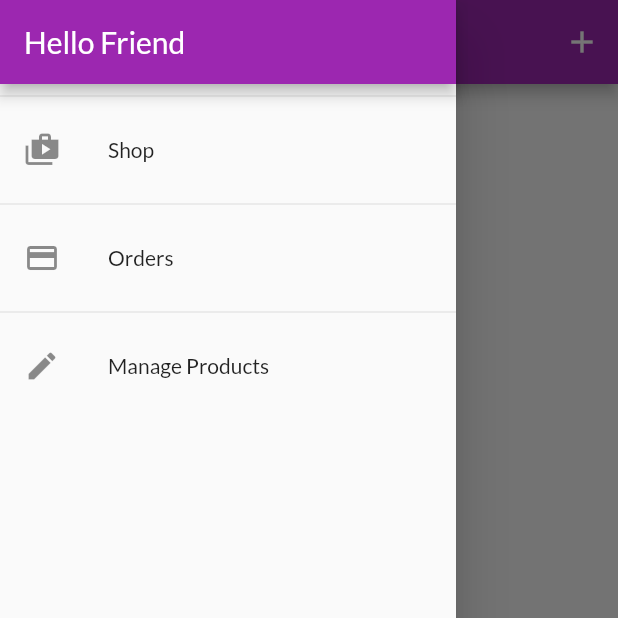
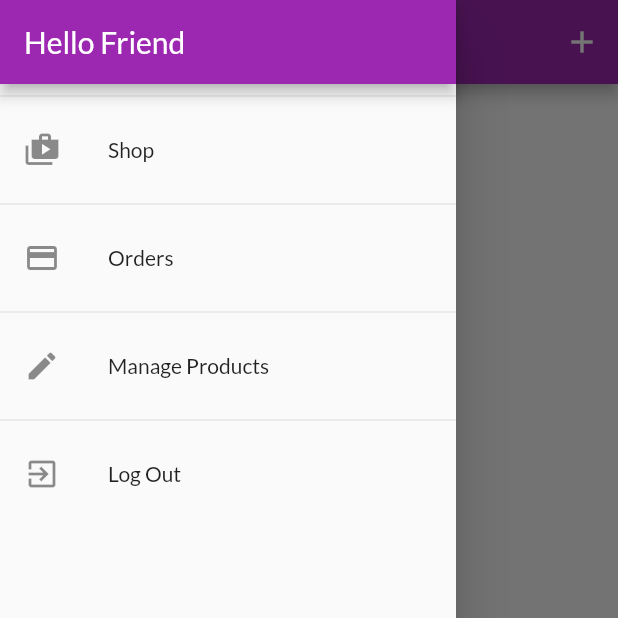
Before and after one commit to MuhammadSaad0/flutter_shop_app, a Flutter app: the UserProducts screen opened by its route, with the side drawer open, on a phone screen of 412 x 824 dp, the top half of it. Run offline on Flutter 3.47's test engine with Material 2 defaults, Android fonts, the phone set to English and light mode, and no system bars; our stand-ins replace cached_network_image; network calls fail.

Commit message:
Added each user's individual view

```diff
--- a/lib/provider/orders.dart
+++ b/lib/provider/orders.dart
@@ -20,14 +20,16 @@ class OrderItem {
 class Orders with ChangeNotifier {
   List<OrderItem> _orders = [];
   final String authToken;
-  Orders(this.authToken, this._orders);
+  final String userId;
+  Orders(this.authToken, this._orders, this.userId);
+
   List<OrderItem> get orders {
     return [..._orders];
   }
 
   Future<void> addOrder(List<CartItem> cartProducts, double total) async {
     final url = Uri.parse(
-        "https://flutter-shop-app-46124-default-rtdb.asia-southeast1.firebasedatabase.app/orders.json?auth=${authToken}");
+        "https://flutter-shop-app-46124-default-rtdb.asia-southeast1.firebasedatabase.app/orders/$userId.json?auth=${authToken}");
     final timestamp = DateTime.now();
     final response = await http.post(url,
         body: json.encode({
@@ -54,7 +56,7 @@ class Orders with ChangeNotifier {
 
   Future<void> FetchAndSetOrders() async {
     final url = Uri.parse(
-        "https://flutter-shop-app-46124-default-rtdb.asia-southeast1.firebasedatabase.app/orders.json?auth=${authToken}");
+        "https://flutter-shop-app-46124-default-rtdb.asia-southeast1.firebasedatabase.app/orders/$userId.json?auth=${authToken}");
     final response = await http.get(url);
     final List<OrderItem> loadedOrders = [];
     final extractedData = json.decode(response.body) as Map<String, dynamic>;
--- a/lib/screens/user_products.dart
+++ b/lib/screens/user_products.dart
@@ -11,12 +11,13 @@ class UserProducts extends StatelessWidget {
   static const routeName = "/user-products";
 
   Future<void> _refreshProducts(BuildContext context) async {
-    await Provider.of<Products>(context, listen: false).fetchAndSetProducts();
+    await Provider.of<Products>(context, listen: false)
+        .fetchAndSetProducts(filterByUser: true);
   }
 
   @override
   Widget build(BuildContext context) {
-    final productsData = Provider.of<Products>(context);
+    //final productsData = Provider.of<Products>(context);
     return Scaffold(
         drawer: AppDrawer(),
         appBar: AppBar(
@@ -30,9 +31,17 @@ class UserProducts extends StatelessWidget {
                 icon: const Icon(Icons.add))
           ],
         ),
-        body: RefreshIndicator(
+        body: FutureBuilder(
+          future: _refreshProducts(context),
+          builder: (ctx, snapshot) =>
+              snapshot.connectionState == ConnectionState.waiting
+                  ? Center(
+                      child: CircularProgressIndicator(),
+                    )
+                  : RefreshIndicator(
                       onRefresh: () => _refreshProducts(context),
-          child: Padding(
+                      child: Consumer<Products>(
+                        builder: (ctx, productsData, _) => Padding(
                           padding: EdgeInsets.all(8),
                           child: ListView.builder(
                             itemCount: productsData.items.length,
@@ -47,6 +56,8 @@ class UserProducts extends StatelessWidget {
                             ),
                           ),
                         ),
+                      ),
+                    ),
         ));
   }
 }
--- a/lib/widgets/app_drawer.dart
+++ b/lib/widgets/app_drawer.dart
@@ -1,6 +1,9 @@
 import 'package:flutter/material.dart';
+import 'package:flutter_complete_guide/provider/auth.dart';
 import '../screens/user_products.dart';
 import '../screens/orders_screen.dart';
+import 'package:provider/provider.dart';
+import '../provider/auth.dart';
 
 class AppDrawer extends StatelessWidget {
   @override
@@ -35,6 +38,15 @@ class AppDrawer extends StatelessWidget {
           onTap: () {
             Navigator.of(context).pushReplacementNamed(UserProducts.routeName);
           },
+        ),
+        Divider(),
+        ListTile(
+          leading: Icon(Icons.exit_to_app),
+          title: Text("Log Out"),
+          onTap: () {
+            Navigator.of(context).pop();
+            Provider.of<Auth>(context, listen: false).logout();
+          },
         )
       ]),
     );
--- a/lib/widgets/products_grid.dart
+++ b/lib/widgets/products_grid.dart
@@ -13,8 +13,8 @@ class ProductsGrid extends StatelessWidget {
         _showOnlyFavourites ? productsDate.favItems : productsDate.items;
     return GridView.builder(
       gridDelegate: const SliverGridDelegateWithFixedCrossAxisCount(
-          crossAxisCount: 1,
-          childAspectRatio: 3 / 3,
+          crossAxisCount: 2,
+          childAspectRatio: 2 / 3,
           crossAxisSpacing: 10,
           mainAxisSpacing: 10),
       padding: const EdgeInsets.all(10),
--- a/pubspec.yaml
+++ b/pubspec.yaml
@@ -26,7 +26,7 @@ dependencies:
   provider: ^6.0.3
   intl: ^0.17.0
   http: ^0.13.4
-  percent_indicator: ^4.0.1
+  shared_preferences: ^2.0.15
   cached_network_image: ^3.2.0
 
 
```
Also changed, not shown: lib/main.dart (+5 -3 lines), lib/provider/auth.dart (+22 -0 lines), lib/provider/products_provider.dart (+11 -6 lines), lib/widgets/user_product_item.dart (+5 -28 lines). Lines whose indentation alone changed are shown as unchanged.
